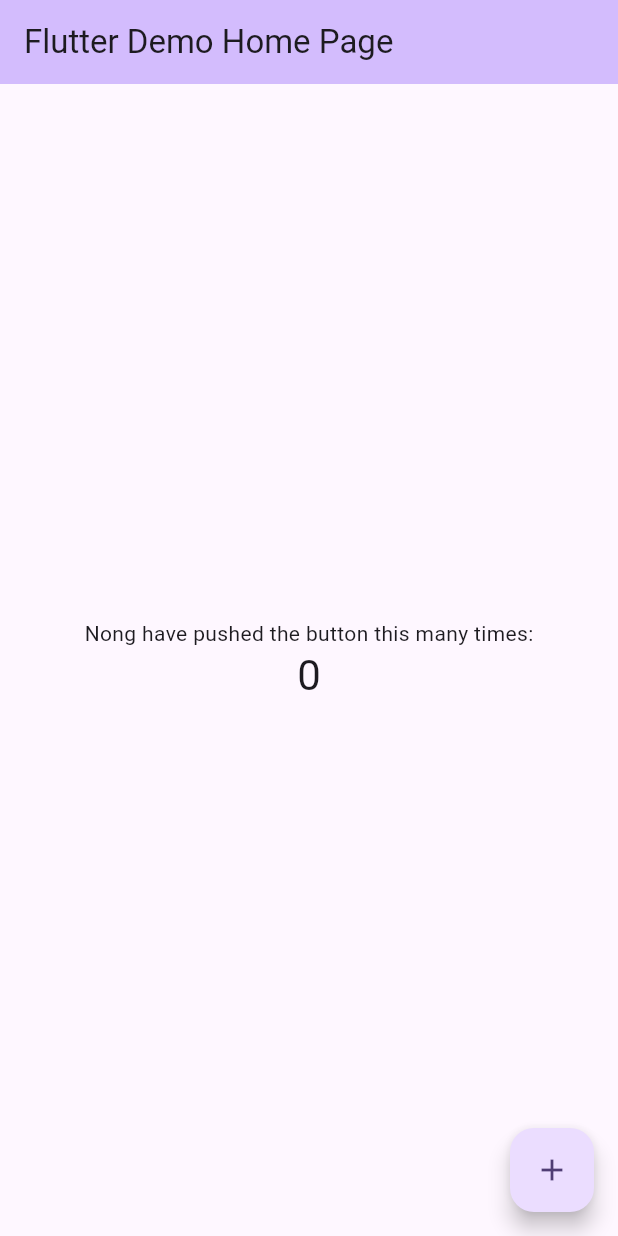
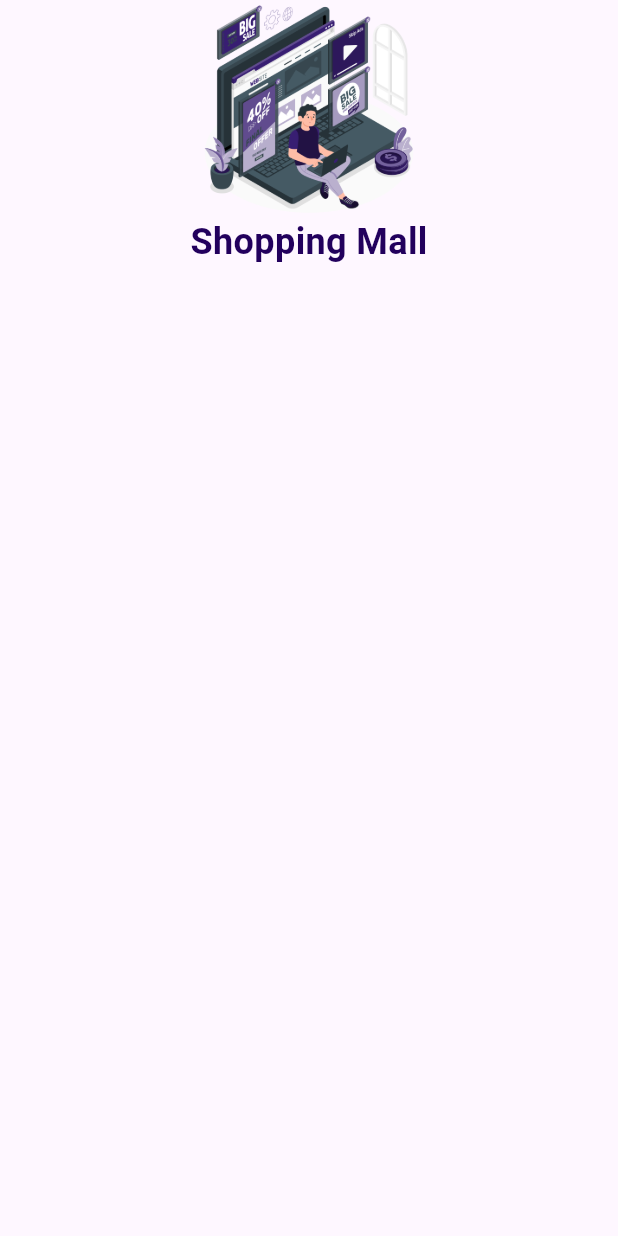
Before and after one commit to bingkuntodsoftinfo/ShoppingMallNew2024, a Flutter app: the screen it shows after launch, on a phone screen of 412 x 824 dp. Run offline on Flutter 3.47's test engine with Material 3 defaults, Android fonts, the phone set to English and light mode, and no system bars.

Commit message:
UpdateEP7

```diff
--- a/lib/main.dart
+++ b/lib/main.dart
@@ -1,125 +1,40 @@
+// ignore_for_file: prefer_const_constructors
+
 import 'package:flutter/material.dart';
+import 'package:shoppingmallnew/states/authen.dart';
+import 'package:shoppingmallnew/states/buyer_service.dart';
+import 'package:shoppingmallnew/states/create_account.dart';
+import 'package:shoppingmallnew/states/rider_service.dart';
+import 'package:shoppingmallnew/states/saler_service.dart';
+import 'package:shoppingmallnew/utility/my_constant.dart';
 
-void main() {
-  runApp(const MyApp());
+//สร้างตัวแปรสำหรับเก็บ Route
+
+final Map<String,WidgetBuilder>map={
+
+  '/authen': (BuildContext context)=> Authen(),
+  '/createAccount':(BuildContext context) => CreateAccount(),
+  '/buyerService' :(BuildContext context) => BuyerService(),
+  '/salerService' :(BuildContext context) => SalerService(),
+  '/riderService' :(BuildContext context) => RiderService(),
+};
+
+String? initailRoute;
+
+void main(){
+  initailRoute= MyConstant.routeAuthen;
+  runApp(MyApp());
 }
 
 class MyApp extends StatelessWidget {
   const MyApp({super.key});
 
-  // This widget is the root of your application.
   @override
   Widget build(BuildContext context) {
     return MaterialApp(
-      title: 'Flutter Demo',
-      theme: ThemeData(
-        // This is the theme of your application.
-        //
-        // TRY THIS: Try running your application with "flutter run". You'll see
-        // the application has a blue toolbar. Then, without quitting the app,
-        // try changing the seedColor in the colorScheme below to Colors.green
-        // and then invoke "hot reload" (save your changes or press the "hot
-        // reload" button in a Flutter-supported IDE, or press "r" if you used
-        // the command line to start the app).
-        //
-        // Notice that the counter didn't reset back to zero; the application
-        // state is not lost during the reload. To reset the state, use hot
-        // restart instead.
-        //
-        // This works for code too, not just values: Most code changes can be
-        // tested with just a hot reload.
-        colorScheme: ColorScheme.fromSeed(seedColor: Colors.deepPurple),
-        useMaterial3: true,
-      ),
-      home: const MyHomePage(title: 'Flutter Demo Home Page'),
+      title: MyConstant.appName,
+      routes: map,
+      initialRoute: initailRoute,
     );
   }
 }
-
-class MyHomePage extends StatefulWidget {
-  const MyHomePage({super.key, required this.title});
-
-  // This widget is the home page of your application. It is stateful, meaning
-  // that it has a State object (defined below) that contains fields that affect
-  // how it looks.
-
-  // This class is the configuration for the state. It holds the values (in this
-  // case the title) provided by the parent (in this case the App widget) and
-  // used by the build method of the State. Fields in a Widget subclass are
-  // always marked "final".
-
-  final String title;
-
-  @override
-  State<MyHomePage> createState() => _MyHomePageState();
-}
-
-class _MyHomePageState extends State<MyHomePage> {
-  int _counter = 0;
-
-  void _incrementCounter() {
-    setState(() {
-      // This call to setState tells the Flutter framework that something has
-      // changed in this State, which causes it to rerun the build method below
-      // so that the display can reflect the updated values. If we changed
-      // _counter without calling setState(), then the build method would not be
-      // called again, and so nothing would appear to happen.
-      _counter++;
-    });
-  }
-
-  @override
-  Widget build(BuildContext context) {
-    // This method is rerun every time setState is called, for instance as done
-    // by the _incrementCounter method above.
-    //
-    // The Flutter framework has been optimized to make rerunning build methods
-    // fast, so that you can just rebuild anything that needs updating rather
-    // than having to individually change instances of widgets.
-    return Scaffold(
-      appBar: AppBar(
-        // TRY THIS: Try changing the color here to a specific color (to
-        // Colors.amber, perhaps?) and trigger a hot reload to see the AppBar
-        // change color while the other colors stay the same.
-        backgroundColor: Theme.of(context).colorScheme.inversePrimary,
-        // Here we take the value from the MyHomePage object that was created by
-        // the App.build method, and use it to set our appbar title.
-        title: Text(widget.title),
-      ),
-      body: Center(
-        // Center is a layout widget. It takes a single child and positions it
-        // in the middle of the parent.
-        child: Column(
-          // Column is also a layout widget. It takes a list of children and
-          // arranges them vertically. By default, it sizes itself to fit its
-          // children horizontally, and tries to be as tall as its parent.
-          //
-          // Column has various properties to control how it sizes itself and
-          // how it positions its children. Here we use mainAxisAlignment to
-          // center the children vertically; the main axis here is the vertical
-          // axis because Columns are vertical (the cross axis would be
-          // horizontal).
-          //
-          // TRY THIS: Invoke "debug painting" (choose the "Toggle Debug Paint"
-          // action in the IDE, or press "p" in the console), to see the
-          // wireframe for each widget.
-          mainAxisAlignment: MainAxisAlignment.center,
-          children: <Widget>[
-            const Text(
-              'Nong have pushed the button this many times:',
-            ),
-            Text(
-              '$_counter',
-              style: Theme.of(context).textTheme.headlineMedium,
-            ),
-          ],
-        ),
-      ),
-      floatingActionButton: FloatingActionButton(
-        onPressed: _incrementCounter,
-        tooltip: 'Increment',
-        child: const Icon(Icons.add),
-      ), // This trailing comma makes auto-formatting nicer for build methods.
-    );
-  }
-}
--- /dev/null
+++ b/lib/states/authen.dart
@@ -0,0 +1,51 @@
+import 'package:flutter/material.dart';
+import 'package:shoppingmallnew/utility/my_constant.dart';
+import 'package:shoppingmallnew/widgets/show_image.dart';
+import 'package:shoppingmallnew/widgets/show_title.dart';
+
+class Authen extends StatefulWidget {
+  const Authen({super.key});
+
+  @override
+  State<Authen> createState() => _AuthenState();
+}
+
+class _AuthenState extends State<Authen> {
+  @override
+  Widget build(BuildContext context) {
+    double size = MediaQuery.of(context).size.width;
+    return Scaffold(
+      body: SafeArea(
+        child: ListView(
+          children: [
+            buildImage(size),
+            buildAppName()
+          ],
+        ),
+      ),
+    );
+  }
+
+  Row buildAppName() {
+    return Row(mainAxisAlignment: MainAxisAlignment.center,
+            children: [
+              ShowTitle(
+                title: MyConstant.appName,
+                textStyle: MyConstant().h1Style(),
+              ),
+            ],
+          );
+  }
+
+  Row buildImage(double size) {
+    return Row(
+      mainAxisAlignment: MainAxisAlignment.center,
+      children: [
+        Container(
+          width: size * 0.35,
+          child: ShowImage(path: MyConstant.image2),
+        ),
+      ],
+    );
+  }
+}
--- /dev/null
+++ b/lib/utility/my_constant.dart
@@ -0,0 +1,52 @@
+// ignore_for_file: prefer_const_constructors
+
+import 'dart:async';
+
+import 'package:flutter/material.dart';
+
+class MyConstant {
+
+// General
+static String appName='Shopping Mall';
+
+// Route
+static String routeAuthen='/authen';
+static String routeCreateAccount='/createAccount';
+static String routeBuyerService='/buyerService';
+static String routeSalerService='/salerService';
+static String routeRiderService='/riderService';
+
+// Image
+static String image1= 'images/image1.png';
+static String image2= 'images/image2.png';
+static String image3= 'images/image3.png';
+static String image4= 'images/image4.png';
+
+// Color
+static Color primay = Color(0xff6750a4);
+static Color dark = Color(0xff22005d);
+static Color light  = Color(0xffe9ddff);
+
+// Style
+
+TextStyle h1Style()=>TextStyle(
+  fontSize: 24,
+  color: dark,
+  fontWeight: FontWeight.bold,
+);
+
+TextStyle h2Style()=>TextStyle(
+  fontSize: 18,
+  color: dark,
+  fontWeight: FontWeight.bold,
+);
+
+
+TextStyle h3Style()=>TextStyle(
+  fontSize: 14,
+  color: dark,
+  fontWeight: FontWeight.bold,
+);
+
+
+}
--- /dev/null
+++ b/lib/widgets/show_image.dart
@@ -0,0 +1,11 @@
+import 'package:flutter/material.dart';
+
+class ShowImage extends StatelessWidget {
+  final String path;
+  const ShowImage({super.key,required this.path});
+
+  @override
+  Widget build(BuildContext context) {
+    return  Image.asset(path);
+  }
+}
--- /dev/null
+++ b/lib/widgets/show_title.dart
@@ -0,0 +1,18 @@
+import 'package:flutter/material.dart';
+
+class ShowTitle extends StatelessWidget {
+  final String title;
+  final TextStyle textStyle;
+  const ShowTitle({
+    super.key,
+    required this.title,
+    required this.textStyle,
+  });
+  @override
+  Widget build(BuildContext context) {
+    return Text(
+      title,
+      style: textStyle,
+    );
+  }
+}
--- a/pubspec.yaml
+++ b/pubspec.yaml
@@ -59,8 +59,8 @@ flutter:
   uses-material-design: true
 
   # To add assets to your application, add an assets section, like this:
-  # assets:
-  #   - images/a_dot_burr.jpeg
+  assets:
+    - images/
   #   - images/a_dot_ham.jpeg
 
   # An image asset can refer to one or more resolution-specific "variants", see
```
Also changed, not shown: lib/states/buyer_service.dart (added, +15 -0 lines), lib/states/create_account.dart (added, +15 -0 lines), lib/states/rider_service.dart (added, +15 -0 lines), lib/states/saler_service.dart (added, +15 -0 lines), images/image1.png (added), images/image2.png (added), images/image3.png (added), images/image4.png (added), pubspec.lock.
